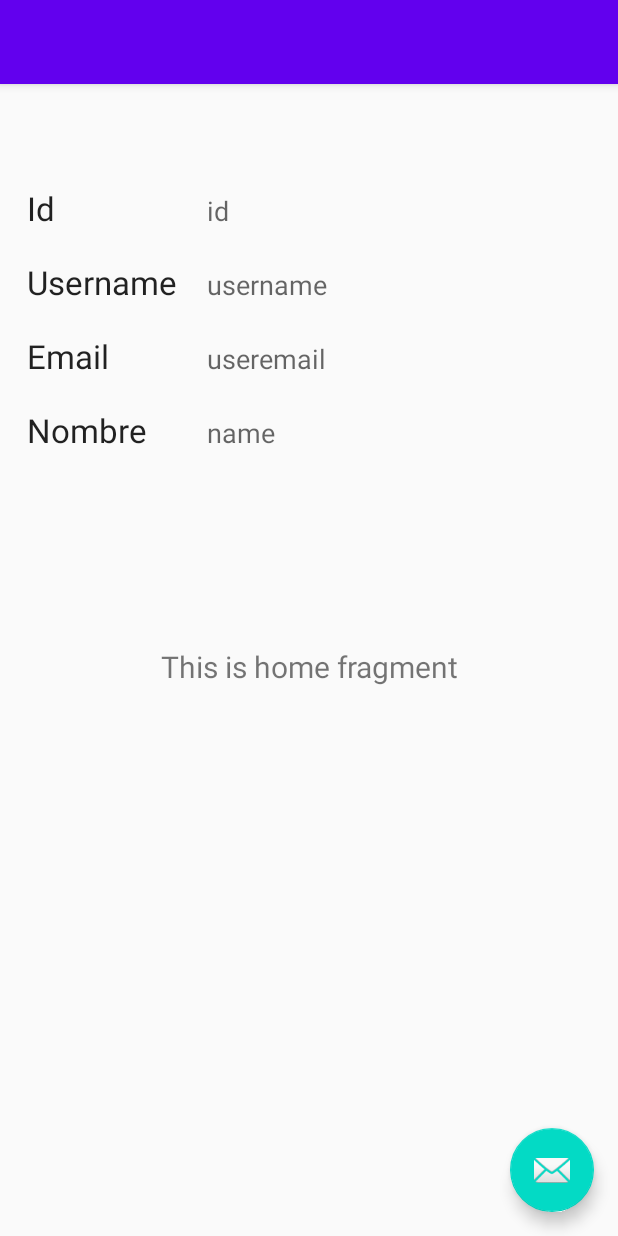
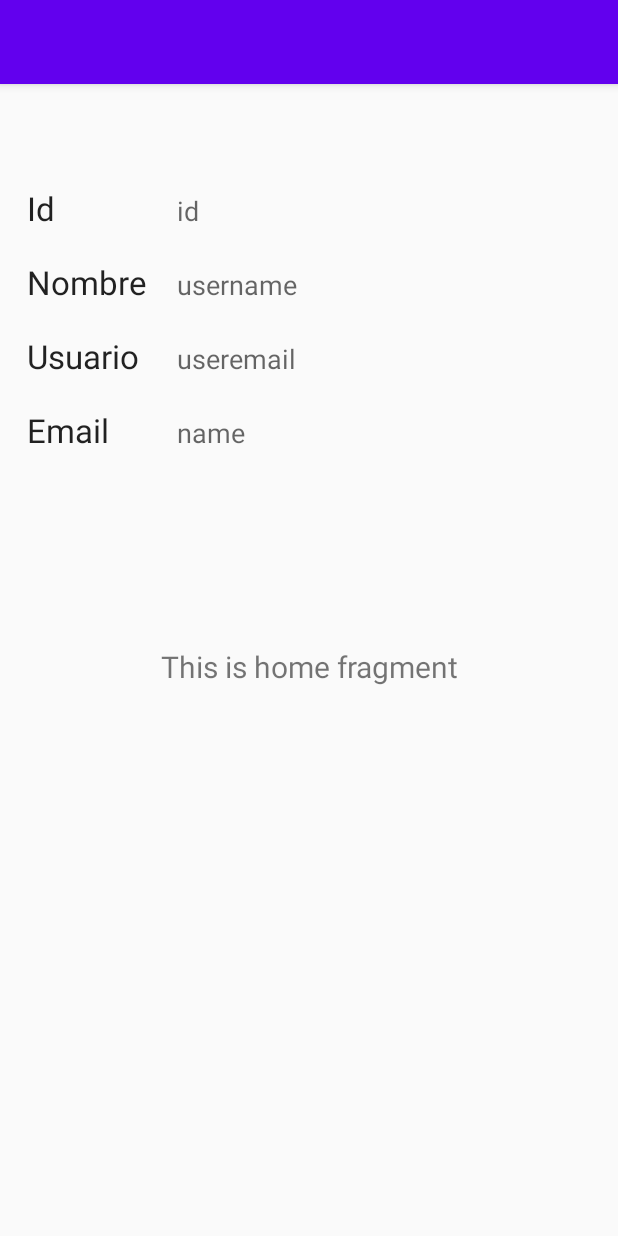
Before and after one commit to franciscocotto/Inventario, an Android app: the layout app_bar_home.xml on its own in the app's theme, with its tools: preview values and no code run, on a phone screen of 412 x 824 dp. Run offline under Robolectric (Android 15) with nearby library versions, the phone set to English and light mode, and no system bars.

```diff
--- a/app/src/main/java/com/example/inventario/Home.java
+++ b/app/src/main/java/com/example/inventario/Home.java
@@ -31,14 +31,14 @@ public class Home extends AppCompatActivity implements  View.OnClickListener{
         setContentView(R.layout.activity_home);
         Toolbar toolbar = findViewById(R.id.toolbar);
         setSupportActionBar(toolbar);
-        FloatingActionButton fab = findViewById(R.id.fab);
+/*        FloatingActionButton fab = findViewById(R.id.fab);
         fab.setOnClickListener(new View.OnClickListener() {
             @Override
             public void onClick(View view) {
                 Snackbar.make(view, "Replace with your own action", Snackbar.LENGTH_LONG)
                         .setAction("Action", null).show();
             }
-        });
+        });*/
         DrawerLayout drawer = findViewById(R.id.drawer_layout);
         NavigationView navigationView = findViewById(R.id.nav_view);
         // Passing each menu ID as a set of Ids because each
--- a/app/src/main/res/layout/app_bar_home.xml
+++ b/app/src/main/res/layout/app_bar_home.xml
@@ -22,12 +22,4 @@
 
     <include layout="@layout/content_home" />
 
-    <com.google.android.material.floatingactionbutton.FloatingActionButton
-        android:id="@+id/fab"
-        android:layout_width="wrap_content"
-        android:layout_height="wrap_content"
-        android:layout_gravity="bottom|end"
-        android:layout_margin="@dimen/fab_margin"
-        app:srcCompat="@android:drawable/ic_dialog_email" />
-
 </androidx.coordinatorlayout.widget.CoordinatorLayout>
--- a/app/src/main/res/layout/content_home.xml
+++ b/app/src/main/res/layout/content_home.xml
@@ -66,7 +66,7 @@
                     android:layout_width="wrap_content"
                     android:layout_height="wrap_content"
                     android:padding="10dp"
-                    android:text="Username"
+                    android:text="Nombre"
                     android:textAppearance="@style/Base.TextAppearance.AppCompat.Large" />
 
                 <TextView
@@ -85,7 +85,7 @@
                     android:layout_width="wrap_content"
                     android:layout_height="wrap_content"
                     android:padding="10dp"
-                    android:text="Email"
+                    android:text="Usuario"
                     android:textAppearance="@style/Base.TextAppearance.AppCompat.Large" />
 
                 <TextView
@@ -104,7 +104,7 @@
                     android:layout_width="wrap_content"
                     android:layout_height="wrap_content"
                     android:padding="10dp"
-                    android:text="Nombre"
+                    android:text="Email"
                     android:textAppearance="@style/Base.TextAppearance.AppCompat.Large" />
 
                 <TextView
```
